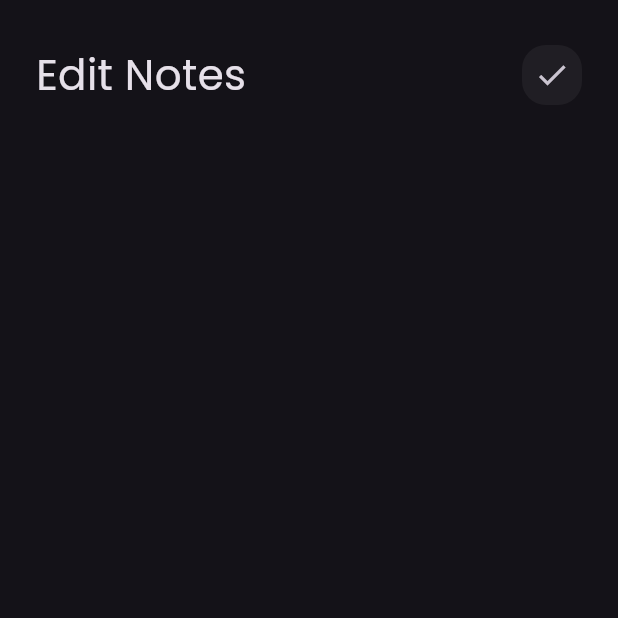
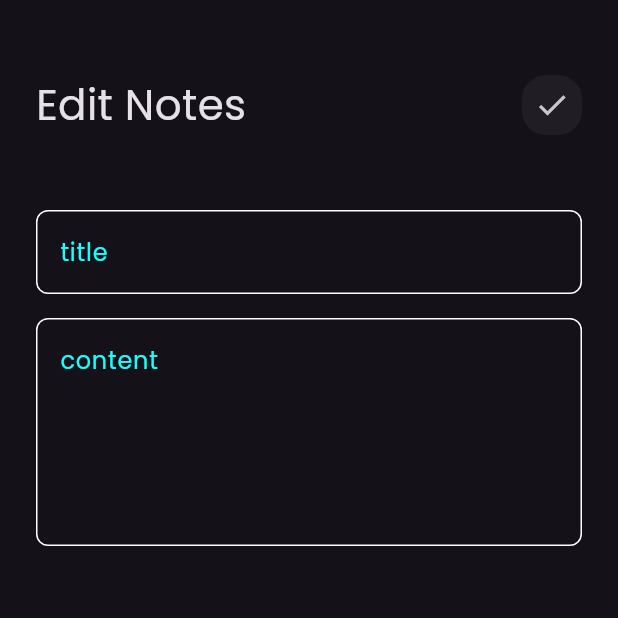
Before and after one commit to Abdelrahman22aboshama/notes_app, a Flutter app: the screen it shows after launch, after a tap on "flutter tips", on a phone screen of 412 x 824 dp, the top half of it. Run offline on Flutter 3.47's test engine with Material 3 defaults, Android fonts, the phone set to English and light mode, and no system bars.

Commit message:
add hive

```diff
--- a/lib/widgets/edit_notes_view_body.dart
+++ b/lib/widgets/edit_notes_view_body.dart
@@ -1,6 +1,7 @@
 import 'package:flutter/cupertino.dart';
 import 'package:flutter/material.dart';
 import 'package:notes_app/widgets/custom_app_bar.dart';
+import 'package:notes_app/widgets/custom_text_field.dart';
 
 class EditNotesViewBody extends StatelessWidget {
   const EditNotesViewBody({super.key});
@@ -11,10 +12,14 @@ class EditNotesViewBody extends StatelessWidget {
       padding:  EdgeInsets.symmetric(horizontal: 24),
       child: Column(
         children: [
-          SizedBox(height: 30,),
+          SizedBox(height: 50,),
           CustomAppBar(
             Title: 'Edit Notes',
-            icon: Icons.check ,)
+            icon: Icons.check ,),
+            SizedBox(height: 50,),
+            CustomTextField(hint: 'title'),
+            SizedBox(height: 16,),
+            CustomTextField(hint: 'content', maxLines: 5,)
         ],
       ),
     );
--- a/lib/widgets/notes_view_body.dart
+++ b/lib/widgets/notes_view_body.dart
@@ -12,7 +12,7 @@ class NotesViewBody extends StatelessWidget {
       padding: const EdgeInsets.symmetric(horizontal: 24),
       child: const Column(
         children: [
-          SizedBox(height: 30,),
+          SizedBox(height: 50,),
           CustomAppBar(
             Title: 'Notes',
             icon: Icons.search,),
```
Also changed, not shown: lib/models/notes_model.dart (added, +14 -0 lines), pubspec.yaml (+6 -18 lines), pubspec.lock, 1 other file.
